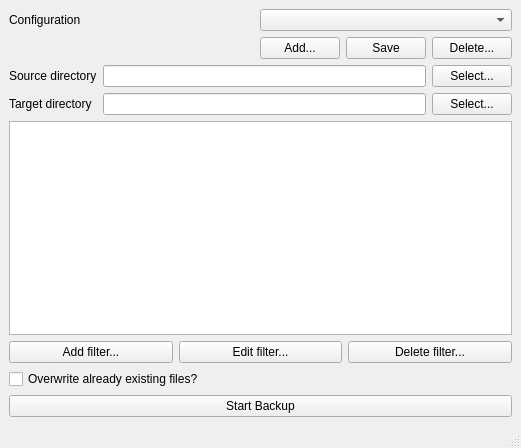
Before: the Qt Designer form macup/ui/mainwindow.ui in SimonsBrother/MacUp, drawn with Qt 5.
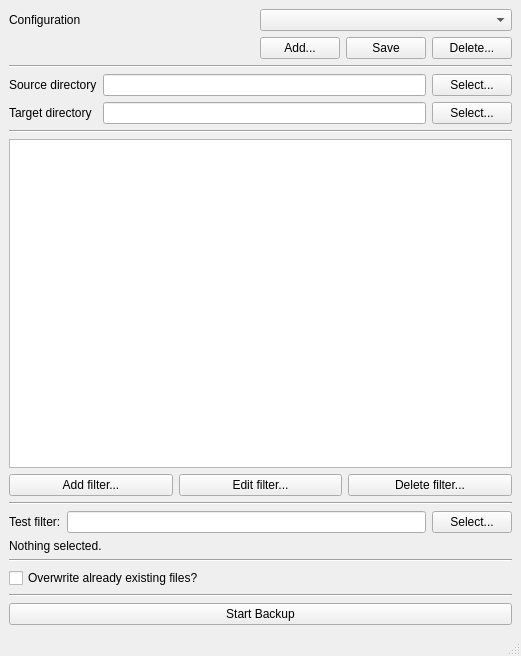
After: the same form once the commit is applied.

Commit message:
Removed unnecessary lines in addconfig.py FileTree class can now be told not to generate children via do_recursion Tweaked docs in filter.py Moved MainWindow ui from main.py to its own file with other UI initializers So much was done to the main window ui, but since I moved I'm not sure what. I'll summarize what's done: Configuration loading, deletion, and saving Unsaved changes detection Source and target directory selection -End of summary
Implemented modifyfilterdialog.py; filters can now be created via a UI and stored as an object. This will be passed to the main UI in the future.

```diff
--- a/macup/ui/mainwindow.ui
+++ b/macup/ui/mainwindow.ui
@@ -7,14 +7,16 @@
     <x>0</x>
     <y>0</y>
     <width>521</width>
-    <height>448</height>
+    <height>656</height>
    </rect>
   </property>
   <property name="windowTitle">
    <string>MainWindow</string>
   </property>
   <widget class="QWidget" name="centralwidget">
-   <layout class="QVBoxLayout" name="verticalLayout">
+   <layout class="QVBoxLayout" name="verticalLayout_8">
+    <item>
+     <layout class="QVBoxLayout" name="verticalLayout_7">
     <item>
      <layout class="QGridLayout" name="gridLayout">
       <item row="1" column="1">
@@ -68,6 +70,17 @@
      </layout>
     </item>
     <item>
+       <widget class="Line" name="line_5">
+        <property name="orientation">
+         <enum>Qt::Horizontal</enum>
+        </property>
+       </widget>
+      </item>
+     </layout>
+    </item>
+    <item>
+     <layout class="QVBoxLayout" name="verticalLayout_6">
+      <item>
      <layout class="QGridLayout" name="src_tgt_layout">
       <item row="2" column="0">
        <widget class="QLabel" name="target_label">
@@ -120,6 +133,19 @@
      </layout>
     </item>
     <item>
+       <widget class="Line" name="line_4">
+        <property name="orientation">
+         <enum>Qt::Horizontal</enum>
+        </property>
+       </widget>
+      </item>
+     </layout>
+    </item>
+    <item>
+     <layout class="QVBoxLayout" name="verticalLayout_3">
+      <item>
+       <layout class="QVBoxLayout" name="verticalLayout_2">
+        <item>
      <widget class="QListWidget" name="filter_listwidget"/>
     </item>
     <item>
@@ -156,6 +182,62 @@
       </item>
      </layout>
     </item>
+       </layout>
+      </item>
+      <item>
+       <widget class="Line" name="line_2">
+        <property name="orientation">
+         <enum>Qt::Horizontal</enum>
+        </property>
+       </widget>
+      </item>
+     </layout>
+    </item>
+    <item>
+     <layout class="QVBoxLayout" name="verticalLayout_4">
+      <item>
+       <layout class="QVBoxLayout" name="verticalLayout">
+        <item>
+         <layout class="QHBoxLayout" name="horizontalLayout_3">
+          <item>
+           <widget class="QLabel" name="testfilter_label">
+            <property name="text">
+             <string>Test filter:</string>
+            </property>
+           </widget>
+          </item>
+          <item>
+           <widget class="QLineEdit" name="testfilter_lnedit"/>
+          </item>
+          <item>
+           <widget class="QPushButton" name="testfilter_btn">
+            <property name="text">
+             <string>Select...</string>
+            </property>
+           </widget>
+          </item>
+         </layout>
+        </item>
+        <item>
+         <widget class="QLabel" name="testfilteroutput_label">
+          <property name="text">
+           <string>Nothing selected.</string>
+          </property>
+         </widget>
+        </item>
+       </layout>
+      </item>
+      <item>
+       <widget class="Line" name="line_3">
+        <property name="orientation">
+         <enum>Qt::Horizontal</enum>
+        </property>
+       </widget>
+      </item>
+     </layout>
+    </item>
+    <item>
+     <layout class="QVBoxLayout" name="verticalLayout_5">
     <item>
      <widget class="QCheckBox" name="overwrite_check">
       <property name="statusTip">
@@ -165,6 +247,15 @@
        <string>Overwrite already existing files?</string>
       </property>
      </widget>
+      </item>
+      <item>
+       <widget class="Line" name="line">
+        <property name="orientation">
+         <enum>Qt::Horizontal</enum>
+        </property>
+       </widget>
+      </item>
+     </layout>
     </item>
     <item>
      <widget class="QPushButton" name="backup_btn">
```
Lines whose indentation alone changed are shown as unchanged. The commit also changes 12 other files.
